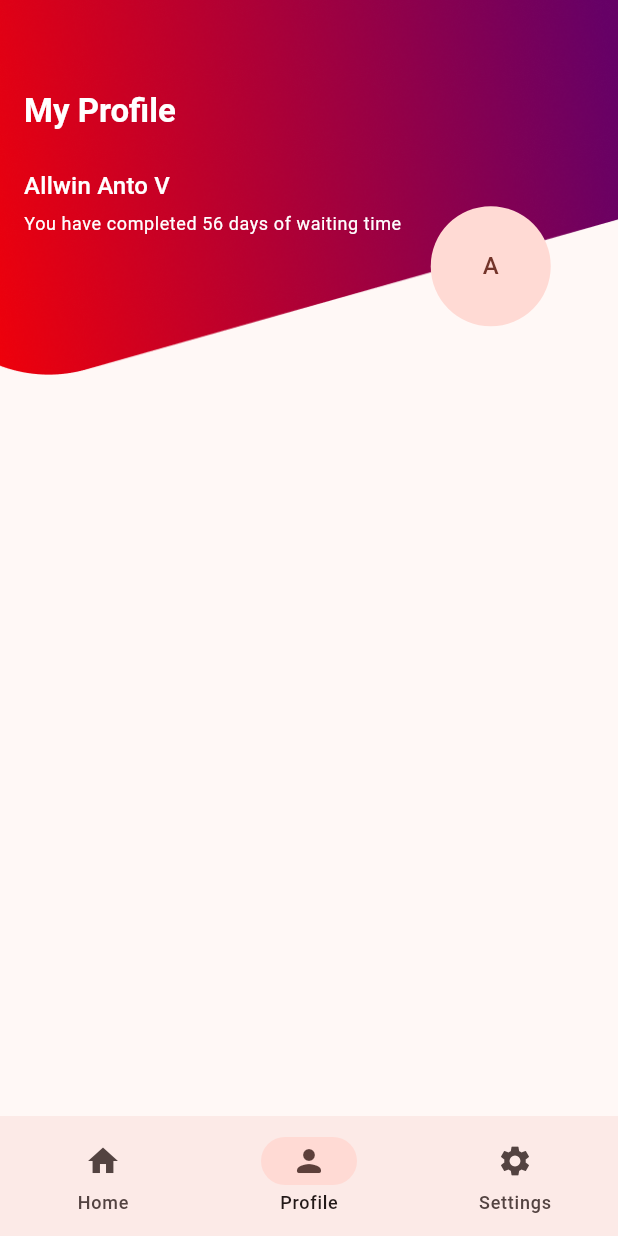
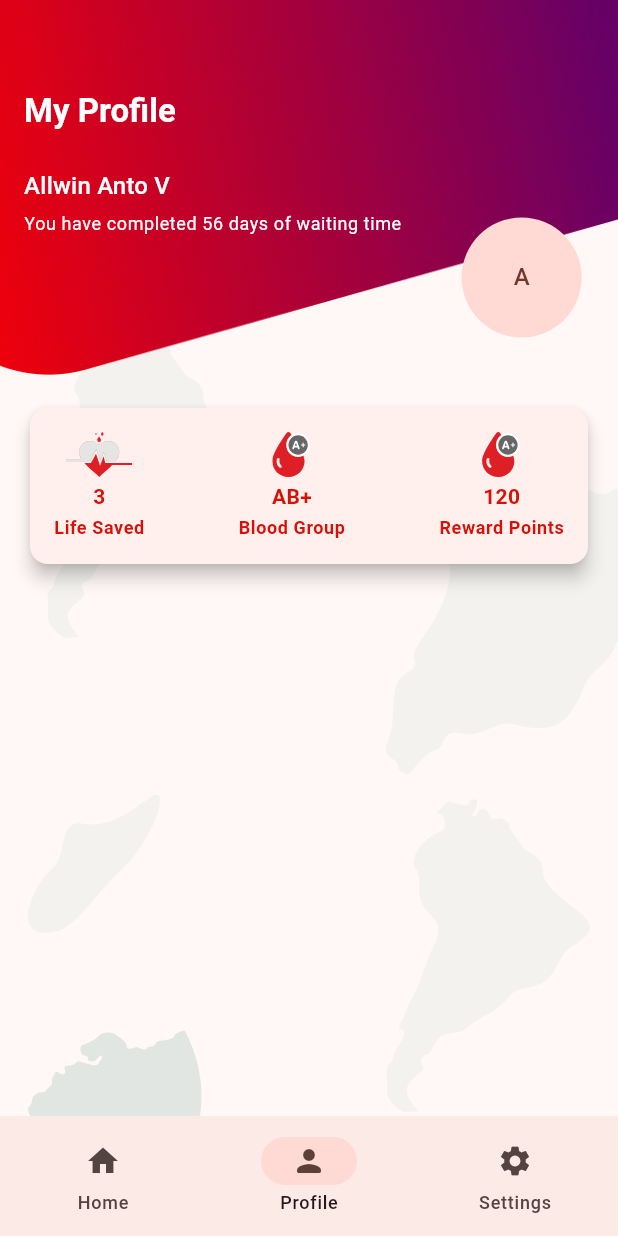
Before and after one commit to akhiljoseko/life_flow, a Flutter app: the ProfileScreen screen opened by its route, on a phone screen of 412 x 824 dp. Run offline on Flutter 3.47's test engine with Material 2 defaults, Android fonts, the phone set to English and light mode, and no system bars; our stand-ins replace flutter_bloc, flutter_svg, go_router, otp_text_field, responsive_framework.

Commit message:
profile summary ui

```diff
--- a/lib/view/profile/profile_screen.dart
+++ b/lib/view/profile/profile_screen.dart
@@ -1,20 +1,30 @@
 import 'package:flutter/material.dart';
 import 'package:life_flow/app/app.dart';
 import 'package:life_flow/view/widgets/lf_app_bar.dart';
+import 'package:life_flow/view/widgets/screen_background.dart';
 import 'package:life_flow/view/widgets/spacing.dart';
 
 import 'widgets/profile_header.dart';
+import 'widgets/profile_summary.dart';
 
 class ProfileScreen extends StatelessWidget {
   const ProfileScreen({super.key});
 
   @override
   Widget build(BuildContext context) {
-    return Scaffold(
-      body: Column(
-        children: [
-          ProfileHeader(),
-        ],
+    return const Scaffold(
+      body: ScreenBackground(
+        child: SingleChildScrollView(
+          child: Column(
+            children: [
+              ProfileHeader(),
+              Vspace(18),
+              ScreenAroundPadding(
+                child: ProfileSummary(),
+              ),
+            ],
+          ),
+        ),
       ),
     );
   }
--- a/lib/view/profile/widgets/profile_header.dart
+++ b/lib/view/profile/widgets/profile_header.dart
@@ -34,8 +34,8 @@ class ProfileHeader extends StatelessWidget {
               ),
             ),
             Positioned(
-              right: width * .07,
-              top: height * .55,
+              right: width * .02,
+              top: height * .58,
               child: const CircleAvatar(
                 radius: 40,
                 child: Text("A"),
--- /dev/null
+++ b/lib/view/profile/widgets/profile_summary.dart
@@ -0,0 +1,77 @@
+import 'package:flutter/material.dart';
+import 'package:flutter_svg/flutter_svg.dart';
+import 'package:life_flow/app/app_icons.dart';
+import 'package:life_flow/app/app_theme.dart';
+import 'package:life_flow/view/widgets/spacing.dart';
+
+class ProfileSummary extends StatelessWidget {
+  const ProfileSummary({
+    super.key,
+  });
+
+  @override
+  Widget build(BuildContext context) {
+    return const Card(
+      elevation: 5,
+      child: Padding(
+        padding: EdgeInsets.all(16.0),
+        child: Row(
+          mainAxisAlignment: MainAxisAlignment.spaceBetween,
+          children: [
+            _SummaryItem(
+              title: "Life Saved",
+              value: "3",
+              icon: AppIcons.half_filled_heart,
+            ),
+            _SummaryItem(
+              title: "Blood Group",
+              value: "AB+",
+              icon: AppIcons.blood_drop,
+            ),
+            _SummaryItem(
+              title: "Reward Points",
+              value: "120",
+              icon: AppIcons.blood_drop,
+            ),
+          ],
+        ),
+      ),
+    );
+  }
+}
+
+class _SummaryItem extends StatelessWidget {
+  const _SummaryItem({
+    required this.title,
+    required this.value,
+    required this.icon,
+  });
+  final String title;
+  final String value;
+  final String icon;
+
+  @override
+  Widget build(BuildContext context) {
+    return Column(
+      children: [
+        SvgPicture.asset(icon),
+        const Vspace(3),
+        Text(
+          value,
+          style: Theme.of(context).textTheme.bodyMedium?.copyWith(
+                color: AppColors.lightThemeSeedColor,
+                fontWeight: FontWeight.bold,
+              ),
+        ),
+        const Vspace(3),
+        Text(
+          title,
+          style: Theme.of(context).textTheme.bodySmall?.copyWith(
+                color: AppColors.lightThemeSeedColor,
+                fontWeight: FontWeight.bold,
+              ),
+        ),
+      ],
+    );
+  }
+}
```
